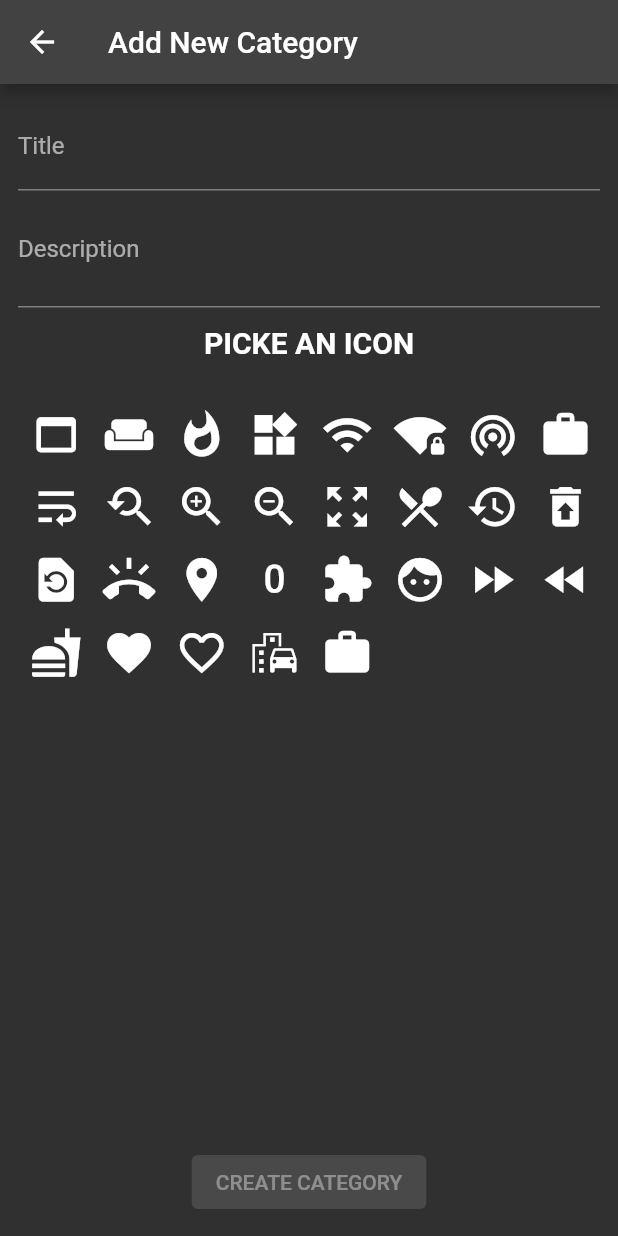
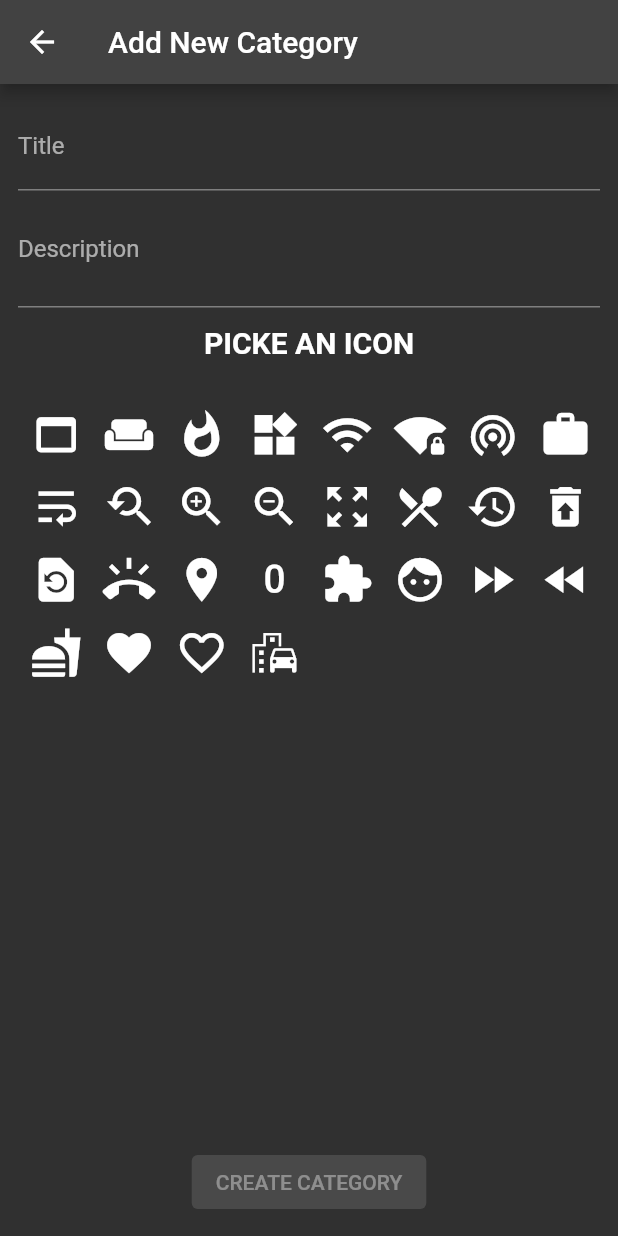
Before and after one commit to mixin27/expense-manager, a Flutter app: the screen it shows after launch, tab 2 chosen, after a tap on "Add New", on a phone screen of 412 x 824 dp. Run offline on Flutter 3.47's test engine with Material 2 defaults, Android fonts, the phone set to English and light mode, and no system bars; our stand-ins replace built_collection, built_value, rxdart, sqflite; accounts and stored records are empty; generated files the repository leaves out were written again.

Commit message:
refactor some category functionality

```diff
--- a/lib/blocs/category_bloc.dart
+++ b/lib/blocs/category_bloc.dart
@@ -33,4 +33,9 @@ class CategoryBloc {
   final _categoryListController = BehaviorSubject<BuiltList<CategoryModel>>();
   Stream<BuiltList<CategoryModel>> get categoryListStream =>
       _categoryListController.stream;
+
+  dispose() {
+    _createCategoryController.close();
+    _categoryListController.close();
+  }
 }
--- a/lib/pages/category_page.dart
+++ b/lib/pages/category_page.dart
@@ -1,11 +1,10 @@
 import 'package:built_collection/built_collection.dart';
+import 'package:expense_manager/db/services/category_service.dart';
+import 'package:flutter/material.dart';
 
 import '../blocs/category_bloc.dart';
-import '../db/services/category_service.dart';
+import '../models/category_model.dart';
 import '../routes/add_category.dart';
-import 'package:flutter/material.dart';
-
-import '../models/category_model.dart';
 import '../widgets/category/category_list.dart';
 
 class CategoryPage extends StatefulWidget {
@@ -25,6 +24,12 @@ class _CategoryPageState extends State<CategoryPage> {
   }
 
   @override
+  void dispose() {
+    super.dispose();
+    _categoryBloc.dispose();
+  }
+
+  @override
   Widget build(BuildContext context) {
     return Column(
       children: [
@@ -36,7 +41,9 @@ class _CategoryPageState extends State<CategoryPage> {
               Navigator.push(
                 context,
                 MaterialPageRoute(
-                  builder: (context) => const AddCategory(),
+                  builder: (context) => AddCategory(
+                    categoryBloc: _categoryBloc,
+                  ),
                 ),
               );
             },
@@ -46,13 +53,13 @@ class _CategoryPageState extends State<CategoryPage> {
         StreamBuilder(
           stream: _categoryBloc.categoryListStream,
           builder: (context, AsyncSnapshot<BuiltList<CategoryModel>> snapshot) {
-            if (!snapshot.hasData) return const CircularProgressIndicator();
+            if (!snapshot.hasData) return const Text('No category data found.');
 
             final listCategories = snapshot.data!;
 
             return Expanded(
               child: CategoryList(
-                list: listCategories,
+                listCategories: listCategories,
               ),
             );
           },
--- a/lib/routes/add_category.dart
+++ b/lib/routes/add_category.dart
@@ -1,24 +1,25 @@
-import 'package:expense_manager/models/category_model.dart';
 import 'package:flutter/material.dart';
 
 import '../blocs/category_bloc.dart';
-import '../db/services/category_service.dart';
+import '../models/category_model.dart';
 
 class AddCategory extends StatefulWidget {
-  const AddCategory({Key? key}) : super(key: key);
+  const AddCategory({
+    Key? key,
+    required this.categoryBloc,
+  }) : super(key: key);
+
+  final CategoryBloc categoryBloc;
 
   @override
   State<AddCategory> createState() => _AddCategoryState();
 }
 
 class _AddCategoryState extends State<AddCategory> {
-  late CategoryBloc _categoryBloc;
-
   @override
   void initState() {
     super.initState();
-    _categoryBloc = CategoryBloc(CategoryServiceImpl());
-    _categoryBloc.updateCreateCategory(CategoryModel());
+    widget.categoryBloc.updateCreateCategory(CategoryModel());
   }
 
   @override
@@ -30,7 +31,7 @@ class _AddCategoryState extends State<AddCategory> {
       body: Container(
         padding: const EdgeInsets.all(12.0),
         child: StreamBuilder(
-          stream: _categoryBloc.createCategoryStream,
+          stream: widget.categoryBloc.createCategoryStream,
           builder: (context, AsyncSnapshot<CategoryModel?> snapshot) {
             return Column(
               children: [
@@ -43,7 +44,7 @@ class _AddCategoryState extends State<AddCategory> {
 
                     var category = snapshot.data!;
                     var updated = category.rebuild((b) => b..title = value);
-                    _categoryBloc.updateCreateCategory(updated);
+                    widget.categoryBloc.updateCreateCategory(updated);
                   },
                 ),
                 TextField(
@@ -57,7 +58,7 @@ class _AddCategoryState extends State<AddCategory> {
                     var category = snapshot.data!;
                     var updated =
                         category.rebuild((b) => b..description = value);
-                    _categoryBloc.updateCreateCategory(updated);
+                    widget.categoryBloc.updateCreateCategory(updated);
                   },
                 ),
                 Container(
@@ -80,7 +81,7 @@ class _AddCategoryState extends State<AddCategory> {
                   onPressed: snapshot.data?.title == null
                       ? null
                       : () async {
-                          var createdId = await _categoryBloc
+                          var createdId = await widget.categoryBloc
                               .createNewCategory(snapshot.data!);
 
                           if (createdId > 0) {
@@ -129,7 +130,6 @@ class _AddCategoryState extends State<AddCategory> {
       Icons.favorite,
       Icons.favorite_border,
       Icons.emoji_transportation,
-      Icons.work,
     ];
 
     return GridView.count(
@@ -140,7 +140,7 @@ class _AddCategoryState extends State<AddCategory> {
           onPressed: () {
             var updated =
                 category?.rebuild((b) => b..iconCodePoint = iconData.codePoint);
-            _categoryBloc.updateCreateCategory(updated!);
+            widget.categoryBloc.updateCreateCategory(updated!);
           },
           icon: Icon(
             iconData,
--- a/lib/widgets/category/category_item.dart
+++ b/lib/widgets/category/category_item.dart
@@ -29,12 +29,12 @@ class CategoryItem extends StatelessWidget {
           color: Theme.of(context).colorScheme.secondary,
         ),
         title: Text(
-          item.title!,
+          item.title ?? '',
           style: Theme.of(context).textTheme.bodyText1?.copyWith(
                 color: Theme.of(context).colorScheme.secondary,
               ),
         ),
-        subtitle: Text(item.description!),
+        subtitle: Text(item.description ?? ''),
       ),
     );
   }
--- a/lib/widgets/category/category_list.dart
+++ b/lib/widgets/category/category_list.dart
@@ -7,17 +7,17 @@ import 'category_item.dart';
 class CategoryList extends StatelessWidget {
   const CategoryList({
     Key? key,
-    required this.list,
+    required this.listCategories,
   }) : super(key: key);
 
-  final BuiltList<CategoryModel> list;
+  final BuiltList<CategoryModel> listCategories;
 
   @override
   Widget build(BuildContext context) {
     return ListView.builder(
-      itemCount: list.length,
+      itemCount: listCategories.length,
       itemBuilder: (context, index) {
-        var category = list[index];
+        var category = listCategories[index];
         return CategoryItem(
           item: category,
         );
```
Also changed, not shown: lib/db/services/category_service.dart (+3 -6 lines).
